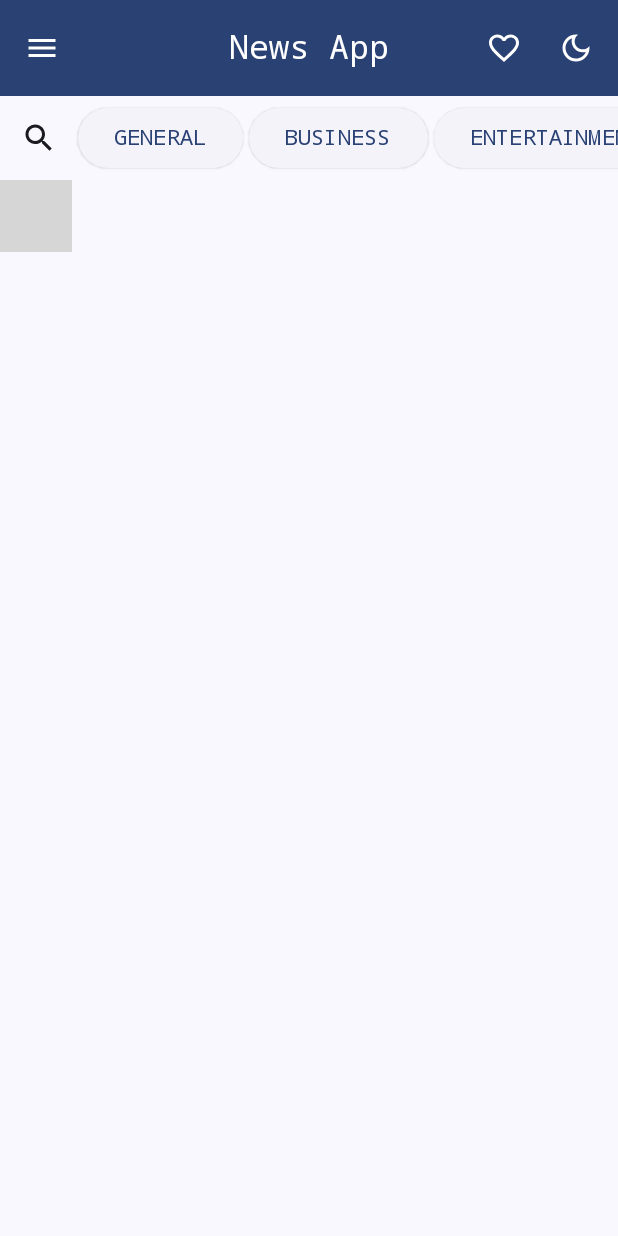
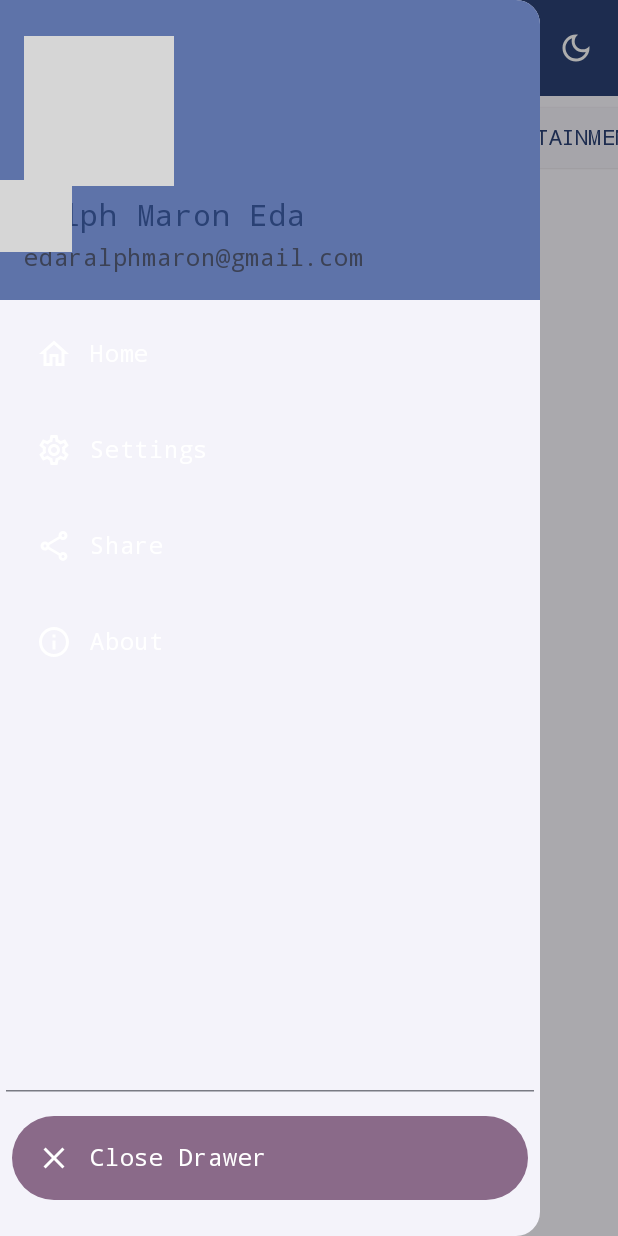
Before and after one commit to ralphmarondev/news-app, an Android app built with Jetpack Compose: the screen it shows after launch (MainActivity), after a tap on "Menu", on a phone screen of 412 x 824 dp. Run offline under Robolectric (Android 15) with nearby library versions, the phone set to English and light mode, and no system bars; our stand-ins replace livedata-compose; libraries missing offline, so code that uses them is left out: com.kwabenaberko.newsapilib; pictures from the network do not load; 6 statements that could not run were skipped; grey boxes are pictures that could not be loaded.

Commit message:
implemented navigation drawer

```diff
--- a/app/src/main/java/com/ralphmarondev/newsapp/features/home/presentation/HomeScreen.kt
+++ b/app/src/main/java/com/ralphmarondev/newsapp/features/home/presentation/HomeScreen.kt
@@ -12,16 +12,20 @@ import androidx.compose.material.icons.outlined.FavoriteBorder
 import androidx.compose.material.icons.outlined.LightMode
 import androidx.compose.material.icons.outlined.Menu
 import androidx.compose.material3.CenterAlignedTopAppBar
+import androidx.compose.material3.DrawerValue
 import androidx.compose.material3.ExperimentalMaterial3Api
 import androidx.compose.material3.Icon
 import androidx.compose.material3.IconButton
 import androidx.compose.material3.MaterialTheme
+import androidx.compose.material3.ModalNavigationDrawer
 import androidx.compose.material3.Scaffold
 import androidx.compose.material3.Text
 import androidx.compose.material3.TopAppBarDefaults
+import androidx.compose.material3.rememberDrawerState
 import androidx.compose.runtime.Composable
 import androidx.compose.runtime.getValue
 import androidx.compose.runtime.livedata.observeAsState
+import androidx.compose.runtime.rememberCoroutineScope
 import androidx.compose.ui.Modifier
 import androidx.compose.ui.text.font.FontFamily
 import androidx.compose.ui.text.font.FontWeight
@@ -31,6 +35,8 @@ import androidx.compose.ui.unit.sp
 import androidx.lifecycle.viewmodel.compose.viewModel
 import com.ralphmarondev.newsapp.features.home.presentation.components.ArticleCard
 import com.ralphmarondev.newsapp.features.home.presentation.components.CategoriesBar
+import com.ralphmarondev.newsapp.features.home.presentation.components.DrawerContent
+import kotlinx.coroutines.launch
 
 @OptIn(ExperimentalMaterial3Api::class)
 @Composable
@@ -42,6 +48,19 @@ fun HomeScreen(
 ) {
     val articles by viewModel.articles.observeAsState(emptyList())
 
+    val scope = rememberCoroutineScope()
+    val drawerState = rememberDrawerState(DrawerValue.Closed)
+
+    ModalNavigationDrawer(
+        drawerContent = {
+            DrawerContent(
+                closeDrawer = {
+                    scope.launch { drawerState.apply { close() } }
+                }
+            )
+        },
+        drawerState = drawerState
+    ) {
         Scaffold(
             topBar = {
                 CenterAlignedTopAppBar(
@@ -52,7 +71,11 @@ fun HomeScreen(
                         )
                     },
                     navigationIcon = {
-                    IconButton(onClick = {}) {
+                        IconButton(
+                            onClick = {
+                                scope.launch { drawerState.apply { open() } }
+                            }
+                        ) {
                             Icon(
                                 imageVector = Icons.Outlined.Menu,
                                 contentDescription = "Menu"
@@ -119,3 +142,4 @@ fun HomeScreen(
             }
         }
     }
+}
--- /dev/null
+++ b/app/src/main/java/com/ralphmarondev/newsapp/features/home/presentation/components/DrawerContent.kt
@@ -0,0 +1,173 @@
+package com.ralphmarondev.newsapp.features.home.presentation.components
+
+import androidx.compose.foundation.Image
+import androidx.compose.foundation.background
+import androidx.compose.foundation.layout.Arrangement
+import androidx.compose.foundation.layout.Column
+import androidx.compose.foundation.layout.Spacer
+import androidx.compose.foundation.layout.fillMaxHeight
+import androidx.compose.foundation.layout.fillMaxWidth
+import androidx.compose.foundation.layout.height
+import androidx.compose.foundation.layout.padding
+import androidx.compose.foundation.layout.size
+import androidx.compose.foundation.layout.statusBarsPadding
+import androidx.compose.foundation.layout.systemBarsPadding
+import androidx.compose.foundation.shape.CircleShape
+import androidx.compose.material.icons.Icons
+import androidx.compose.material.icons.outlined.Close
+import androidx.compose.material.icons.outlined.Home
+import androidx.compose.material.icons.outlined.Info
+import androidx.compose.material.icons.outlined.Settings
+import androidx.compose.material.icons.outlined.Share
+import androidx.compose.material3.HorizontalDivider
+import androidx.compose.material3.Icon
+import androidx.compose.material3.MaterialTheme
+import androidx.compose.material3.ModalDrawerSheet
+import androidx.compose.material3.NavigationDrawerItem
+import androidx.compose.material3.NavigationDrawerItemDefaults
+import androidx.compose.material3.Text
+import androidx.compose.runtime.Composable
+import androidx.compose.ui.Modifier
+import androidx.compose.ui.draw.clip
+import androidx.compose.ui.graphics.vector.ImageVector
+import androidx.compose.ui.layout.ContentScale
+import androidx.compose.ui.text.font.FontFamily
+import androidx.compose.ui.text.font.FontWeight
+import androidx.compose.ui.unit.dp
+import androidx.compose.ui.unit.sp
+import coil.compose.rememberAsyncImagePainter
+import com.ralphmarondev.newsapp.R
+
+@Composable
+fun DrawerContent(
+    closeDrawer: () -> Unit
+) {
+    val drawerItems = listOf(
+        NavigationModel(
+            icon = Icons.Outlined.Home,
+            label = "Home",
+            onClick = {}
+        ),
+        NavigationModel(
+            icon = Icons.Outlined.Settings,
+            label = "Settings",
+            onClick = {}
+        ),
+        NavigationModel(
+            icon = Icons.Outlined.Share,
+            label = "Share",
+            onClick = {}
+        ),
+        NavigationModel(
+            icon = Icons.Outlined.Info,
+            label = "About",
+            onClick = {}
+        )
+    )
+
+    ModalDrawerSheet(
+        modifier = Modifier
+            .statusBarsPadding()
+            .systemBarsPadding()
+            .padding(end = 48.dp)
+    ) {
+        Column(
+            modifier = Modifier
+                .fillMaxHeight()
+        ) {
+            Column(
+                modifier = Modifier
+                    .fillMaxWidth()
+                    .height(200.dp)
+                    .background(MaterialTheme.colorScheme.primaryContainer)
+                    .padding(16.dp),
+                verticalArrangement = Arrangement.Bottom
+            ) {
+                Image(
+                    painter = rememberAsyncImagePainter(R.drawable.cute_me),
+                    contentDescription = "",
+                    modifier = Modifier
+                        .size(100.dp)
+                        .clip(CircleShape),
+                    contentScale = ContentScale.Crop
+                )
+
+                Spacer(modifier = Modifier.height(4.dp))
+                Text(
+                    text = "Ralph Maron Eda",
+                    fontFamily = FontFamily.Monospace,
+                    fontSize = 20.sp,
+                    fontWeight = FontWeight.W500,
+                    modifier = Modifier
+                        .padding(vertical = 4.dp),
+                    color = MaterialTheme.colorScheme.primary
+                )
+                Text(
+                    text = "edaralphmaron@gmail.com",
+                    fontFamily = FontFamily.Monospace,
+                    fontWeight = FontWeight.W400,
+                    color = MaterialTheme.colorScheme.secondary
+                )
+            }
+
+            Spacer(modifier = Modifier.height(4.dp))
+            drawerItems.forEachIndexed { _, item ->
+                NavigationDrawerItem(
+                    label = {
+                        Text(
+                            text = item.label,
+                            fontFamily = FontFamily.Monospace
+                        )
+                    },
+                    selected = false,
+                    onClick = item.onClick,
+                    icon = {
+                        Icon(
+                            imageVector = item.icon,
+                            contentDescription = item.label
+                        )
+                    },
+                    modifier = Modifier
+                        .padding(horizontal = 8.dp, vertical = 4.dp),
+                    colors = NavigationDrawerItemDefaults.colors(
+                        unselectedTextColor = MaterialTheme.colorScheme.onTertiaryContainer,
+                        unselectedIconColor = MaterialTheme.colorScheme.onTertiaryContainer
+                    )
+                )
+            }
+
+            Spacer(modifier = Modifier.weight(1f))
+            HorizontalDivider(modifier = Modifier.padding(horizontal = 4.dp, vertical = 8.dp))
+            NavigationDrawerItem(
+                label = {
+                    Text(
+                        text = "Close Drawer",
+                        fontFamily = FontFamily.Monospace
+                    )
+                },
+                onClick = closeDrawer,
+                selected = false,
+                icon = {
+                    Icon(
+                        imageVector = Icons.Outlined.Close,
+                        contentDescription = "Close"
+                    )
+                },
+                modifier = Modifier
+                    .padding(8.dp),
+                colors = NavigationDrawerItemDefaults.colors(
+                    unselectedContainerColor = MaterialTheme.colorScheme.tertiaryContainer,
+                    unselectedTextColor = MaterialTheme.colorScheme.onTertiaryContainer,
+                    unselectedIconColor = MaterialTheme.colorScheme.onTertiaryContainer
+                )
+            )
+            Spacer(modifier = Modifier.height(16.dp))
+        }
+    }
+}
+
+private data class NavigationModel(
+    val icon: ImageVector,
+    val label: String,
+    val onClick: () -> Unit
+)
```
Also changed, not shown: 1 other file. Lines whose indentation alone changed are shown as unchanged.
